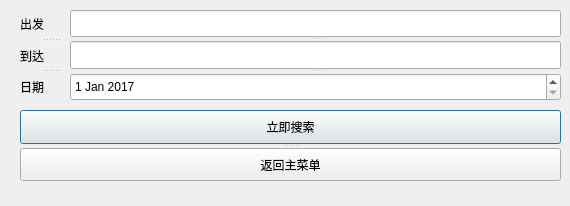
Old version of the form Client/UI/TrainUI/stationtostationsearch.ui in the repository TimerChen/TrainTickets.
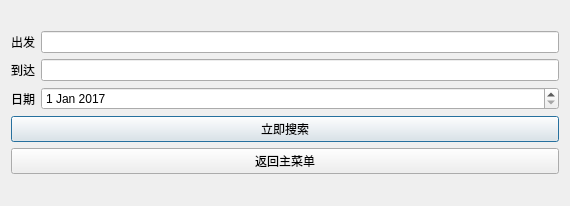
New version of the form. Icons and pictures are not drawn.

What changed in the file:
```diff
--- a/Client/UI/TrainUI/stationtostationsearch.ui
+++ b/Client/UI/TrainUI/stationtostationsearch.ui
@@ -17,71 +17,39 @@
    <iconset>
     <normaloff>12308.png</normaloff>12308.png</iconset>
   </property>
-  <widget class="QSplitter" name="splitter_3">
-   <property name="geometry">
-    <rect>
-     <x>20</x>
-     <y>110</y>
-     <width>541</width>
-     <height>71</height>
-    </rect>
-   </property>
-   <property name="orientation">
-    <enum>Qt::Vertical</enum>
-   </property>
-   <widget class="QPushButton" name="searchbotton">
-    <property name="text">
-     <string>立即搜索</string>
-    </property>
-   </widget>
-   <widget class="QPushButton" name="exitBtn">
-    <property name="text">
-     <string>返回主菜单</string>
-    </property>
-   </widget>
-  </widget>
-  <widget class="QSplitter" name="splitter">
-   <property name="geometry">
-    <rect>
-     <x>20</x>
-     <y>10</y>
-     <width>61</width>
-     <height>91</height>
-    </rect>
-   </property>
-   <property name="orientation">
-    <enum>Qt::Vertical</enum>
-   </property>
+  <layout class="QVBoxLayout" name="verticalLayout_3">
+   <item>
+    <layout class="QVBoxLayout" name="verticalLayout_2">
+     <item>
+      <layout class="QGridLayout" name="gridLayout">
+       <item row="0" column="0">
    <widget class="QLabel" name="label">
     <property name="text">
      <string>出发</string>
     </property>
    </widget>
+       </item>
+       <item row="0" column="1">
+        <widget class="QLineEdit" name="fromLineEdit"/>
+       </item>
+       <item row="1" column="0">
    <widget class="QLabel" name="label_2">
     <property name="text">
      <string>到达</string>
     </property>
    </widget>
+       </item>
+       <item row="1" column="1">
+        <widget class="QLineEdit" name="toLineEdit"/>
+       </item>
+       <item row="2" column="0">
    <widget class="QLabel" name="label_3">
     <property name="text">
      <string>日期</string>
     </property>
    </widget>
-  </widget>
-  <widget class="QSplitter" name="splitter_2">
-   <property name="geometry">
-    <rect>
-     <x>70</x>
-     <y>10</y>
-     <width>491</width>
-     <height>91</height>
-    </rect>
-   </property>
-   <property name="orientation">
-    <enum>Qt::Vertical</enum>
-   </property>
-   <widget class="QLineEdit" name="fromLineEdit"/>
-   <widget class="QLineEdit" name="toLineEdit"/>
+       </item>
+       <item row="2" column="1">
    <widget class="QDateEdit" name="dateEdit">
     <property name="dateTime">
      <datetime>
@@ -118,7 +86,30 @@
      </date>
     </property>
    </widget>
-  </widget>
+       </item>
+      </layout>
+     </item>
+     <item>
+      <layout class="QVBoxLayout" name="verticalLayout">
+       <item>
+        <widget class="QPushButton" name="searchbotton">
+         <property name="text">
+          <string>立即搜索</string>
+         </property>
+        </widget>
+       </item>
+       <item>
+        <widget class="QPushButton" name="exitBtn">
+         <property name="text">
+          <string>返回主菜单</string>
+         </property>
+        </widget>
+       </item>
+      </layout>
+     </item>
+    </layout>
+   </item>
+  </layout>
  </widget>
  <resources/>
  <connections>
```
Lines whose indentation alone changed are shown as unchanged.
